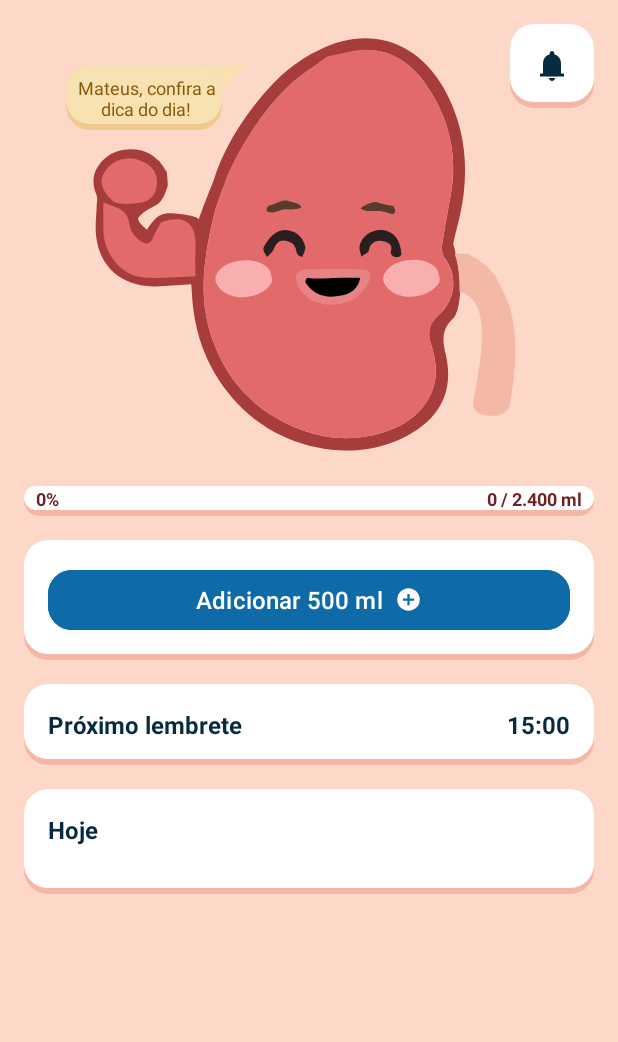
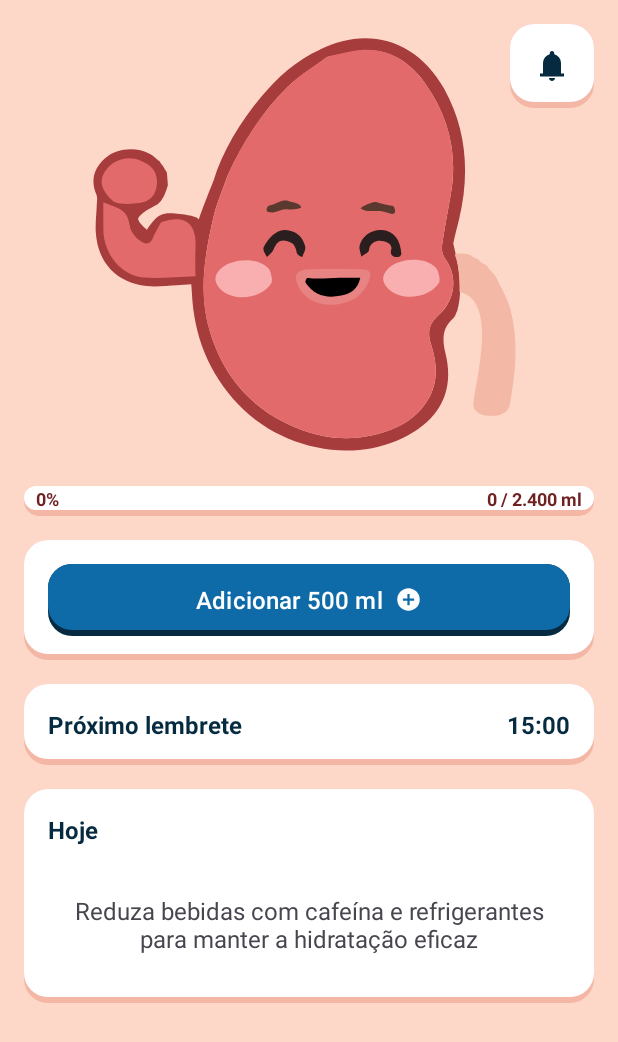
Before and after one commit to MateusPitura/app-android-kidney, an Android app: the screen it shows after launch (MainActivity), on a phone screen of 412 x 824 dp. Shown: the top 1042 px of the screen. Run offline under Robolectric (Android 15) with nearby library versions, the phone set to English and light mode, and no system bars; our stand-ins replace Room's generated code.

Commit message:
feat: added ripple effect and empty list view message with tips

```diff
--- a/app/build.gradle.kts
+++ b/app/build.gradle.kts
@@ -37,6 +37,9 @@ android {
 }
 
 dependencies {
+    implementation("com.squareup.retrofit2:retrofit:2.9.0")
+    implementation("com.squareup.retrofit2:converter-gson:2.9.0")
+
     implementation("com.google.android.material:material:1.12.0")
 
     implementation("androidx.room:room-runtime:2.6.1")
--- a/app/src/main/AndroidManifest.xml
+++ b/app/src/main/AndroidManifest.xml
@@ -1,6 +1,7 @@
 <?xml version="1.0" encoding="utf-8"?>
 <manifest xmlns:android="http://schemas.android.com/apk/res/android"
     xmlns:tools="http://schemas.android.com/tools">
+    <uses-permission android:name="android.permission.INTERNET"/>
 
     <application
         android:allowBackup="true"
--- /dev/null
+++ b/app/src/main/java/com/example/my_kidney_app/EmptyTodayDrink.kt
@@ -0,0 +1,33 @@
+package com.example.my_kidney_app
+
+import android.os.Bundle
+import android.view.LayoutInflater
+import android.view.View
+import android.view.ViewGroup
+import android.widget.TextView
+import androidx.fragment.app.Fragment
+
+class EmptyTodayDrink : Fragment() {
+    private val waterTips = arrayOf(
+        "Comece o dia com um copo de água para ativar seu metabolismo",
+        "Após exercícios físicos, reponha os líquidos perdidos com bastante água",
+        "Antes de dormir evite beber muita água para não interromper seu sono",
+        "Reduza bebidas com cafeína e refrigerantes para manter a hidratação eficaz",
+    )
+
+    private lateinit var todayMessage: TextView
+
+
+    override fun onCreateView(
+        inflater: LayoutInflater, container: ViewGroup?,
+        savedInstanceState: Bundle?
+    ): View {
+        val view = inflater.inflate(R.layout.fragment_empty_today_drink, container, false)
+
+        val randomIndex = (0 until waterTips.size).random()
+        todayMessage = view.findViewById<TextView>(R.id.empty_message)
+        todayMessage.text = waterTips[randomIndex]
+
+        return view
+    }
+}
--- a/app/src/main/java/com/example/my_kidney_app/MainActivity.kt
+++ b/app/src/main/java/com/example/my_kidney_app/MainActivity.kt
@@ -37,6 +37,7 @@ class MainActivity : AppCompatActivity() {
     private lateinit var amountPercent: TextView
     private lateinit var amountTotal: TextView
     private lateinit var kidney: ImageView
+    private lateinit var emptyView: View
 
     private val amountValues = arrayOf(
         R.id.amount_value_1000,
@@ -80,12 +81,15 @@ class MainActivity : AppCompatActivity() {
         rootView = findViewById<ScrollView>(R.id.main)
         kidney = findViewById<ImageView>(R.id.kidney)
         addWater = findViewById<Button>(R.id.add_water)
+        emptyView = findViewById<View>(R.id.empty_today_drink)
         todayDrink = findViewById<ListView>(R.id.today_drinks)
         amountBar = findViewById<View>(R.id.amount_bar)
         amountPercent = findViewById<TextView>(R.id.amount_percent)
         amountTotal = findViewById<TextView>(R.id.amount_total)
 
         (kidney.drawable as? Animatable)?.start() // Inicia a animação dos olhos
+
+        todayDrink.emptyView = emptyView
 
         addWater.setOnClickListener {
             val newEntity = Drink(milliliters = 400)
@@ -178,6 +182,12 @@ class MainActivity : AppCompatActivity() {
                                         ContextCompat.getColor(
                                             this@MainActivity,
                                             R.color.yellow
+                                        )
+                                    )
+                                    .setTextColor(
+                                        ContextCompat.getColor(
+                                            this@MainActivity,
+                                            R.color.white
                                         )
                                     )
                                     .show()
--- /dev/null
+++ b/app/src/main/res/drawable/ripple_solid_shadow_blue.xml
@@ -0,0 +1,6 @@
+<?xml version="1.0" encoding="utf-8"?>
+<ripple xmlns:android="http://schemas.android.com/apk/res/android"
+    android:color="@color/ripple_blue">
+
+    <item android:drawable="@drawable/solid_shadow_blue" />
+</ripple>
--- a/app/src/main/res/drawable/ripple_button_shadow_yellow.xml
+++ b/app/src/main/res/drawable/ripple_solid_shadow_red.xml
@@ -1,6 +1,6 @@
 <?xml version="1.0" encoding="utf-8"?>
 <ripple xmlns:android="http://schemas.android.com/apk/res/android"
-    android:color="@color/dark_yellow">
+    android:color="@color/ripple_red">
 
-    <item android:drawable="@drawable/button_shadow_yellow" />
+    <item android:drawable="@drawable/solid_shadow_red" />
 </ripple>
--- /dev/null
+++ b/app/src/main/res/drawable/ripple_solid_shadow_yellow.xml
@@ -0,0 +1,6 @@
+<?xml version="1.0" encoding="utf-8"?>
+<ripple xmlns:android="http://schemas.android.com/apk/res/android"
+    android:color="@color/ripple_yellow">
+
+    <item android:drawable="@drawable/solid_shadow_yellow" />
+</ripple>
--- a/app/src/main/res/drawable/button_shadow_yellow.xml
+++ b/app/src/main/res/drawable/solid_shadow_blue.xml
@@ -1,7 +1,8 @@
+<?xml version="1.0" encoding="utf-8"?>
 <layer-list xmlns:android="http://schemas.android.com/apk/res/android">
     <item>
         <shape android:shape="rectangle">
-            <solid android:color="@color/dark_yellow"/>
+            <solid android:color="@color/dark_blue"/>
             <corners android:radius="16dp" />
         </shape>
     </item>
@@ -12,7 +13,7 @@
         android:top="0dp"
         android:bottom="4dp">
         <shape android:shape="rectangle">
-            <solid android:color="@color/yellow"/>
+            <solid android:color="@color/blue"/>
             <corners android:radius="16dp" />
         </shape>
     </item>
--- a/app/src/main/res/drawable/solid_shadow_yellow.xml
+++ b/app/src/main/res/drawable/solid_shadow_yellow.xml
@@ -1,29 +1,18 @@
 <layer-list xmlns:android="http://schemas.android.com/apk/res/android">
     <item>
-        <rotate
-            android:fromDegrees="45"
-            android:pivotX="100%"
-            android:pivotY="0%"
-            android:toDegrees="0" >
-            <shape android:shape="rectangle" >
-                <solid android:color="@color/light_yellow" />
-            </shape>
-        </rotate>
-    </item>
-    <item android:right="16dp">
         <shape android:shape="rectangle">
-            <solid android:color="@color/yellow" />
+            <solid android:color="@color/dark_yellow"/>
             <corners android:radius="16dp" />
         </shape>
     </item>
 
     <item
-        android:bottom="4dp"
         android:left="0dp"
-        android:right="16dp"
-        android:top="0dp">
+        android:right="0dp"
+        android:top="0dp"
+        android:bottom="4dp">
         <shape android:shape="rectangle">
-            <solid android:color="@color/light_yellow" />
+            <solid android:color="@color/yellow"/>
             <corners android:radius="16dp" />
         </shape>
     </item>
--- a/app/src/main/res/layout/activity_main.xml
+++ b/app/src/main/res/layout/activity_main.xml
@@ -26,7 +26,7 @@
                 android:layout_width="wrap_content"
                 android:layout_height="wrap_content"
                 android:layout_margin="16dp"
-                android:background="@drawable/solid_shadow"
+                android:background="@drawable/solid_shadow_pink"
                 android:padding="16dp"
                 android:text=""
                 app:layout_constraintBottom_toBottomOf="parent"
@@ -40,29 +40,6 @@
                     android:layout_width="24dp"
                     android:layout_height="24dp"
                     android:src="@drawable/notifications" />
-            </LinearLayout>
-
-            <LinearLayout
-                android:layout_width="120dp"
-                android:layout_height="wrap_content"
-                android:background="@drawable/solid_shadow_yellow"
-                android:orientation="horizontal"
-                android:paddingHorizontal="3dp"
-                android:paddingVertical="6dp"
-                app:layout_constraintBottom_toBottomOf="parent"
-                app:layout_constraintEnd_toEndOf="parent"
-                app:layout_constraintHorizontal_bias="0.151"
-                app:layout_constraintStart_toStartOf="parent"
-                app:layout_constraintTop_toTopOf="parent"
-                app:layout_constraintVertical_bias="0.161">
-
-                <TextView
-                    android:layout_width="100dp"
-                    android:layout_height="wrap_content"
-                    android:text="Mateus, confira a dica do dia!"
-                    android:textAlignment="center"
-                    android:textColor="@color/dark_yellow"
-                    android:textSize="12dp" />
             </LinearLayout>
 
             <ImageView
@@ -85,7 +62,7 @@
             android:layout_height="20dp"
             android:layout_marginHorizontal="16dp"
             android:layout_marginVertical="8dp"
-            android:background="@drawable/solid_shadow"
+            android:background="@drawable/solid_shadow_pink"
             android:orientation="horizontal">
 
             <View
@@ -141,7 +118,7 @@
             android:layout_height="wrap_content"
             android:layout_marginHorizontal="16dp"
             android:layout_marginVertical="8dp"
-            android:background="@drawable/solid_shadow"
+            android:background="@drawable/solid_shadow_pink"
             android:orientation="vertical"
             android:padding="16dp">
 
@@ -149,10 +126,11 @@
                 android:id="@+id/add_water"
                 android:layout_width="match_parent"
                 android:layout_height="wrap_content"
-                android:backgroundTint="@color/blue"
+                android:background="@drawable/ripple_solid_shadow_blue"
                 android:text="Adicionar 500 ml"
                 android:textColor="@color/white"
                 android:textSize="16dp"
+                app:backgroundTint="@null"
                 app:cornerRadius="16dp"
                 app:icon="@drawable/add_circle"
                 app:iconGravity="textEnd"
@@ -165,7 +143,7 @@
             android:layout_height="wrap_content"
             android:layout_marginHorizontal="16dp"
             android:layout_marginVertical="8dp"
-            android:background="@drawable/solid_shadow"
+            android:background="@drawable/solid_shadow_pink"
             android:orientation="horizontal"
             android:padding="16dp">
 
@@ -199,7 +177,7 @@
             android:layout_height="wrap_content"
             android:layout_marginHorizontal="16dp"
             android:layout_marginVertical="8dp"
-            android:background="@drawable/solid_shadow"
+            android:background="@drawable/solid_shadow_pink"
             android:orientation="vertical"
             android:padding="16dp">
 
@@ -220,6 +198,12 @@
                 android:dividerHeight="0dp"
                 android:nestedScrollingEnabled="false" />
 
+            <fragment
+                android:id="@+id/empty_today_drink"
+                android:name="com.example.my_kidney_app.EmptyTodayDrink"
+                android:layout_width="match_parent"
+                android:layout_height="wrap_content" />
+
         </LinearLayout>
     </LinearLayout>
 </ScrollView>
--- a/app/src/main/res/layout/bottom_sheet.xml
+++ b/app/src/main/res/layout/bottom_sheet.xml
@@ -303,11 +303,11 @@
             android:layout_width="match_parent"
             android:layout_height="wrap_content"
             android:layout_marginVertical="8dp"
-            android:background="@drawable/ripple_button_shadow_yellow"
+            android:background="@drawable/ripple_solid_shadow_yellow"
             android:elevation="0dp"
+            android:textAllCaps="false"
             android:stateListAnimator="@null"
             android:text="Salvar"
-            android:textAllCaps="false"
             android:textColor="@color/dark_yellow"
             android:textSize="16dp" />
 
@@ -316,7 +316,7 @@
             android:layout_width="match_parent"
             android:layout_height="wrap_content"
             android:layout_marginVertical="8dp"
-            android:background="@drawable/solid_shadown_red"
+            android:background="@drawable/ripple_solid_shadow_red"
             android:elevation="0dp"
             android:stateListAnimator="@null"
             android:text="Remover"
--- /dev/null
+++ b/app/src/main/res/layout/fragment_empty_today_drink.xml
@@ -0,0 +1,16 @@
+<?xml version="1.0" encoding="utf-8"?>
+<FrameLayout xmlns:android="http://schemas.android.com/apk/res/android"
+    xmlns:tools="http://schemas.android.com/tools"
+    android:layout_width="match_parent"
+    android:layout_height="match_parent"
+    android:padding="16dp"
+    tools:context=".EmptyTodayDrink">
+
+    <TextView
+        android:id="@+id/empty_message"
+        android:layout_width="match_parent"
+        android:layout_height="match_parent"
+        android:gravity="center"
+        android:textSize="16dp" />
+
+</FrameLayout>
--- a/app/src/main/res/values/colors.xml
+++ b/app/src/main/res/values/colors.xml
@@ -1,16 +1,23 @@
 <?xml version="1.0" encoding="utf-8"?>
 <resources>
     <color name="white">#FFFFFFFF</color>
+    <color name="black">#171717</color>
+
     <color name="light_pink">#FEE8DB</color>
     <color name="pink">#FDD8C8</color>
     <color name="dark_pink">#F4B7A5</color>
+
     <color name="light_blue">#74A7C4</color>
     <color name="blue">#0E6BA8</color>
     <color name="dark_blue">#062B40</color>
+    <color name="ripple_blue">#33FFFFFF</color>
+
     <color name="dark_yellow">#8B580A</color>
     <color name="yellow">#EFC98E</color>
     <color name="light_yellow">#F8E2B2</color>
+    <color name="ripple_yellow">#33000000</color>
+
     <color name="red">#E36A58</color>
     <color name="dark_red">#702121</color>
-    <color name="black">#171717</color>
+    <color name="ripple_red">#33B33B2A</color>
 </resources>
```
Also changed, not shown: app/src/main/res/drawable/solid_shadow_pink.xml (renamed from app/src/main/res/drawable/solid_shadow.xml), app/src/main/res/drawable/solid_shadow_red.xml (renamed from app/src/main/res/drawable/solid_shadown_red.xml).
